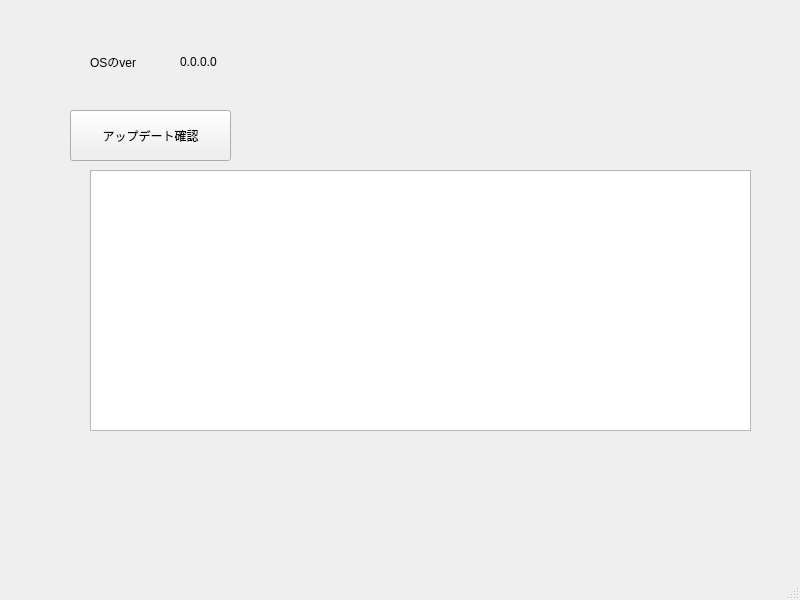
Old version of the form serene-update-assistant-gui/mainwindow.ui in the repository FascodeNet/serene-update-assistant.
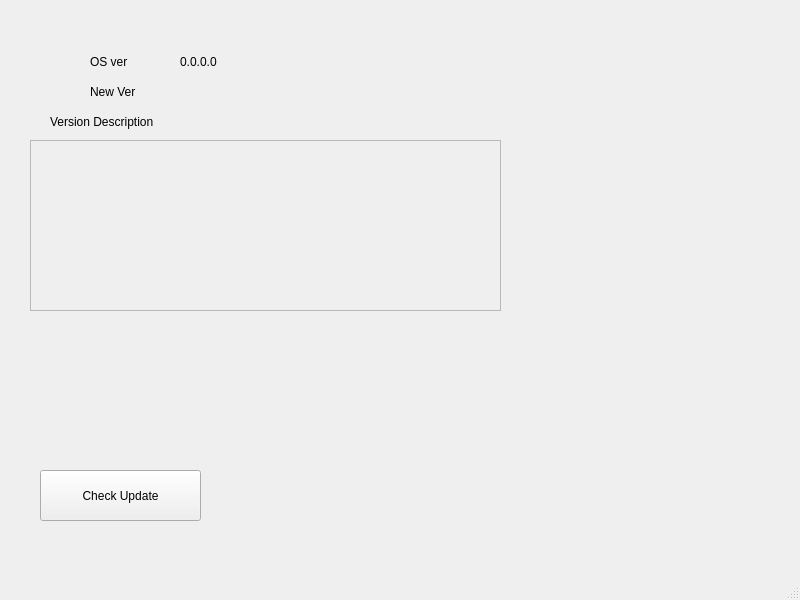
New version of the form.

Patch:
```diff
--- a/serene-update-assistant-gui/mainwindow.ui
+++ b/serene-update-assistant-gui/mainwindow.ui
@@ -17,14 +17,14 @@
    <widget class="QPushButton" name="UpdateCheckButton">
     <property name="geometry">
      <rect>
-      <x>70</x>
-      <y>110</y>
+      <x>40</x>
+      <y>470</y>
       <width>161</width>
       <height>51</height>
      </rect>
     </property>
     <property name="text">
-     <string>アップデート確認</string>
+     <string>Check Update</string>
     </property>
    </widget>
    <widget class="QLabel" name="label">
@@ -37,7 +37,7 @@
      </rect>
     </property>
     <property name="text">
-     <string>OSのver</string>
+     <string>OS ver</string>
     </property>
    </widget>
    <widget class="QLabel" name="currentosver_label">
@@ -53,15 +53,76 @@
      <string>0.0.0.0</string>
     </property>
    </widget>
-   <widget class="QPlainTextEdit" name="jsontestTextEdit">
+   <widget class="QLabel" name="label_2">
     <property name="geometry">
      <rect>
       <x>90</x>
-      <y>170</y>
-      <width>661</width>
-      <height>261</height>
+      <y>80</y>
+      <width>71</width>
+      <height>24</height>
      </rect>
     </property>
+    <property name="text">
+     <string>New Ver</string>
+    </property>
+   </widget>
+   <widget class="QLabel" name="update_ver_label">
+    <property name="geometry">
+     <rect>
+      <x>180</x>
+      <y>80</y>
+      <width>72</width>
+      <height>24</height>
+     </rect>
+    </property>
+    <property name="text">
+     <string/>
+    </property>
+   </widget>
+   <widget class="QLabel" name="label_3">
+    <property name="geometry">
+     <rect>
+      <x>50</x>
+      <y>110</y>
+      <width>151</width>
+      <height>24</height>
+     </rect>
+    </property>
+    <property name="text">
+     <string>Version Description</string>
+    </property>
+   </widget>
+   <widget class="QFrame" name="frame">
+    <property name="geometry">
+     <rect>
+      <x>30</x>
+      <y>140</y>
+      <width>471</width>
+      <height>171</height>
+     </rect>
+    </property>
+    <property name="frameShape">
+     <enum>QFrame::StyledPanel</enum>
+    </property>
+    <property name="frameShadow">
+     <enum>QFrame::Raised</enum>
+    </property>
+    <widget class="QLabel" name="vdesc_textlabel">
+     <property name="geometry">
+      <rect>
+       <x>10</x>
+       <y>10</y>
+       <width>451</width>
+       <height>151</height>
+      </rect>
+     </property>
+     <property name="text">
+      <string/>
+     </property>
+     <property name="alignment">
+      <set>Qt::AlignLeading|Qt::AlignLeft|Qt::AlignTop</set>
+     </property>
+    </widget>
    </widget>
   </widget>
   <widget class="QMenuBar" name="menubar">
```
